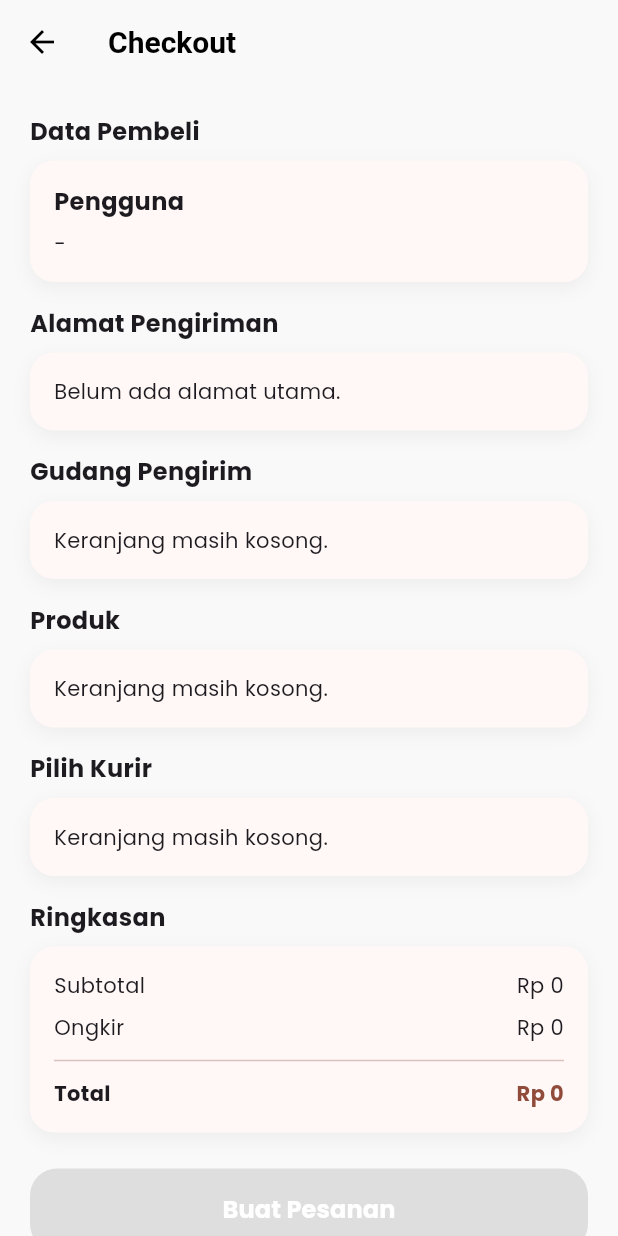
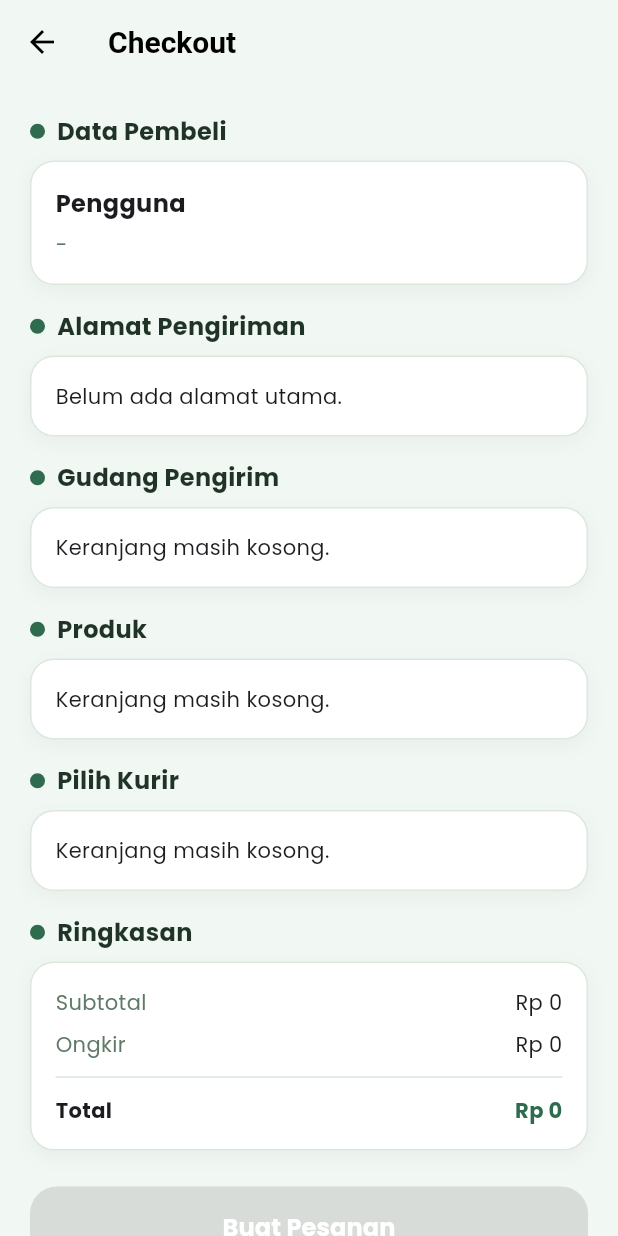
Before and after one commit to veo3yopi/herbal, a Flutter app: the CheckoutPage screen opened directly, on a phone screen of 412 x 824 dp. Run offline on Flutter 3.47's test engine with Material 3 defaults, Android fonts, the phone set to English and light mode, and no system bars; our stand-ins replace cool_alert, dio, flutter_html, geolocator, google_fonts, image_picker and 1 more; accounts and stored records are empty; project files that could hold a hidden picture were left out.

Commit message:
perbaikan tampilan  cehckout

```diff
--- a/lib/data/services/shipping_rate_service.dart
+++ b/lib/data/services/shipping_rate_service.dart
@@ -1,4 +1,5 @@
 import 'package:dio/dio.dart';
+import 'package:flutter/foundation.dart';
 
 import '../../core/app_config.dart';
 import '../models/shipping_rate_model.dart';
@@ -31,18 +32,26 @@ class ShippingRateService {
     required List<Map<String, dynamic>> items,
   }) async {
     try {
+      final payload = {
+        'address_id': addressId,
+        'items': items,
+        'package_type_id': 1,
+        'shipment_type': 'PICKUP',
+        'is_cod': false,
+        'is_use_insurance': false,
+        'include_flat_rate': true,
+      };
+      if (kDebugMode) {
+        debugPrint('[ShippingRate] baseUrl=${_dio.options.baseUrl}');
+        debugPrint('[ShippingRate] endpoint=/api/v1/ordereverpro/rates');
+        debugPrint('[ShippingRate] payload=$payload');
+        debugPrint(
+          '[ShippingRate] tokenPrefix=${token.length >= 10 ? token.substring(0, 10) : token}...',
+        );
+      }
       final response = await _dio.post(
         '/api/v1/ordereverpro/rates',
-        data: {
-          'address_id': addressId,
-          'items': items,
-          'package_type_id': 1,
-          'shipment_type': 'PICKUP',
-          'is_cod': false,
-          'is_use_insurance': false,
-          'include_flat_rate': true,
-          'logistic_codes': ['JNE', 'SICEPAT'],
-        },
+        data: payload,
         options: Options(
           headers: {
             'Accept': 'application/json',
@@ -61,8 +70,18 @@ class ShippingRateService {
       final rates = rateList
           .map((json) => ShippingRateModel.fromJson(json))
           .toList();
+      if (kDebugMode) {
+        debugPrint(
+          '[ShippingRate] warehouse=${warehouse?.name} rates=${rates.length}',
+        );
+      }
       return ShippingRateResponse(warehouse: warehouse, rates: rates);
     } on DioException catch (e) {
+      if (kDebugMode) {
+        debugPrint(
+          '[ShippingRate] error=${e.response?.statusCode} data=${e.response?.data}',
+        );
+      }
       throw Exception(e.response?.data['message'] ?? 'Gagal memuat ongkir');
     }
   }
--- a/lib/features/checkout/checkout_page.dart
+++ b/lib/features/checkout/checkout_page.dart
@@ -26,6 +26,8 @@ class _CheckoutPageState extends State<CheckoutPage> {
   WarehouseModel? _warehouse;
   bool _isLoadingRates = false;
   bool _isLoadingDialogShown = false;
+  bool _isLoadingDialogVisible = false;
+  int _loadingDialogToken = 0;
   String? _rateError;
   int? _lastRateAddressId;
 
@@ -42,7 +44,13 @@ class _CheckoutPageState extends State<CheckoutPage> {
 
   @override
   Widget build(BuildContext context) {
-    final theme = Theme.of(context);
+    const background = Color(0xFFF1F7F3);
+    const surface = Color(0xFFFFFFFF);
+    const surfaceBorder = Color(0xFFDCE8DE);
+    const primary = Color(0xFF2F6B4F);
+    const primarySoft = Color(0xFFE4F0E7);
+    const textPrimary = Color(0xFF1F3326);
+    const textMuted = Color(0xFF5E7A66);
     final formatter = NumberFormat.currency(
       locale: 'id',
       symbol: 'Rp ',
@@ -65,19 +73,26 @@ class _CheckoutPageState extends State<CheckoutPage> {
     final totalWithShipping = cartProvider.totalPrice + shippingCost;
 
     return Scaffold(
+      backgroundColor: background,
       appBar: AppBar(
         title: const Text('Checkout'),
-        foregroundColor: theme.colorScheme.onSurface,
+        foregroundColor: textPrimary,
         backgroundColor: Colors.transparent,
+        elevation: 0,
       ),
       body: SingleChildScrollView(
         padding: const EdgeInsets.all(20),
         child: Column(
           crossAxisAlignment: CrossAxisAlignment.start,
           children: [
-            _sectionTitle('Data Pembeli'),
+            _sectionTitle(
+              'Data Pembeli',
+              titleColor: textPrimary,
+              accentColor: primary,
+            ),
             _infoCard(
-              theme: theme,
+              background: surface,
+              borderColor: surfaceBorder,
               child: Column(
                 crossAxisAlignment: CrossAxisAlignment.start,
                 children: [
@@ -89,14 +104,22 @@ class _CheckoutPageState extends State<CheckoutPage> {
                     ),
                   ),
                   const SizedBox(height: 6),
-                  Text(user?['phone'] ?? '-'),
+                  Text(
+                    user?['phone'] ?? '-',
+                    style: const TextStyle(color: textMuted),
+                  ),
                 ],
               ),
             ),
             const SizedBox(height: 16),
-            _sectionTitle('Alamat Pengiriman'),
+            _sectionTitle(
+              'Alamat Pengiriman',
+              titleColor: textPrimary,
+              accentColor: primary,
+            ),
             _infoCard(
-              theme: theme,
+              background: surface,
+              borderColor: surfaceBorder,
               child: Builder(
                 builder: (_) {
                   if (addressProvider.isLoading) {
@@ -108,14 +131,19 @@ class _CheckoutPageState extends State<CheckoutPage> {
                   if (address == null) {
                     return const Text('Belum ada alamat utama.');
                   }
-                  return _addressView(address);
+                  return _addressView(address, textMuted: textMuted);
                 },
               ),
             ),
             const SizedBox(height: 16),
-            _sectionTitle('Gudang Pengirim'),
+            _sectionTitle(
+              'Gudang Pengirim',
+              titleColor: textPrimary,
+              accentColor: primary,
+            ),
             _infoCard(
-              theme: theme,
+              background: surface,
+              borderColor: surfaceBorder,
               child: Builder(
                 builder: (_) {
                   if (cartProvider.items.isEmpty) {
@@ -141,10 +169,14 @@ class _CheckoutPageState extends State<CheckoutPage> {
                         style: const TextStyle(fontWeight: FontWeight.bold),
                       ),
                       const SizedBox(height: 6),
-                      Text(_warehouse!.address),
+                      Text(
+                        _warehouse!.address,
+                        style: const TextStyle(color: textMuted),
+                      ),
                       const SizedBox(height: 6),
                       Text(
                         'Jarak: ${_warehouse!.distanceKm.toStringAsFixed(2)} km',
+                        style: const TextStyle(color: textMuted),
                       ),
                     ],
                   );
@@ -152,9 +184,14 @@ class _CheckoutPageState extends State<CheckoutPage> {
               ),
             ),
             const SizedBox(height: 16),
-            _sectionTitle('Produk'),
+            _sectionTitle(
+              'Produk',
+              titleColor: textPrimary,
+              accentColor: primary,
+            ),
             _infoCard(
-              theme: theme,
+              background: surface,
+              borderColor: surfaceBorder,
               child: cartProvider.items.isEmpty
                   ? const Text('Keranjang masih kosong.')
                   : Column(
@@ -175,7 +212,10 @@ class _CheckoutPageState extends State<CheckoutPage> {
                                   ),
                                 ),
                               ),
-                              Text('x$qty'),
+                              Text(
+                                'x$qty',
+                                style: const TextStyle(color: textMuted),
+                              ),
                               const SizedBox(width: 12),
                               Text(formatter.format(price * qty)),
                             ],
@@ -185,9 +225,14 @@ class _CheckoutPageState extends State<CheckoutPage> {
                     ),
             ),
             const SizedBox(height: 16),
-            _sectionTitle('Pilih Kurir'),
+            _sectionTitle(
+              'Pilih Kurir',
+              titleColor: textPrimary,
+              accentColor: primary,
+            ),
             _infoCard(
-              theme: theme,
+              background: surface,
+              borderColor: surfaceBorder,
               child: Builder(
                 builder: (_) {
                   if (cartProvider.items.isEmpty) {
@@ -223,12 +268,21 @@ class _CheckoutPageState extends State<CheckoutPage> {
                   return Column(
                     crossAxisAlignment: CrossAxisAlignment.start,
                     children: [
-                      ListTile(
-                        contentPadding: EdgeInsets.zero,
+                      Container(
+                        decoration: BoxDecoration(
+                          color: primarySoft,
+                          borderRadius: BorderRadius.circular(14),
+                        ),
+                        child: ListTile(
+                          contentPadding: const EdgeInsets.symmetric(
+                            horizontal: 14,
+                            vertical: 6,
+                          ),
                           title: Text(
                             _selectedRate == null
                                 ? 'Pilih kurir'
                                 : '${_selectedRate!.logisticName} - ${_selectedRate!.rateName}',
+                            style: const TextStyle(fontWeight: FontWeight.w600),
                           ),
                           subtitle: _selectedRate == null
                               ? null
@@ -238,12 +292,18 @@ class _CheckoutPageState extends State<CheckoutPage> {
                                     _selectedRate!.maxDuration,
                                     _selectedRate!.durationType,
                                   ),
+                                  style: const TextStyle(color: textMuted),
                                 ),
                           trailing: Row(
                             mainAxisSize: MainAxisSize.min,
                             children: [
                               if (_selectedRate != null)
-                              Text(formatter.format(_selectedRate!.price)),
+                                Text(
+                                  formatter.format(_selectedRate!.price),
+                                  style: const TextStyle(
+                                    fontWeight: FontWeight.w600,
+                                  ),
+                                ),
                               const SizedBox(width: 8),
                               const Icon(Icons.arrow_forward_ios, size: 16),
                             ],
@@ -262,23 +322,38 @@ class _CheckoutPageState extends State<CheckoutPage> {
                             setState(() => _selectedRate = selected);
                           },
                         ),
+                      ),
                       if (_selectedRate == null)
-                        const Text('Belum ada kurir dipilih.'),
+                        const Padding(
+                          padding: EdgeInsets.only(top: 10),
+                          child: Text(
+                            'Belum ada kurir dipilih.',
+                            style: TextStyle(color: textMuted),
+                          ),
+                        ),
                     ],
                   );
                 },
               ),
             ),
             const SizedBox(height: 16),
-            _sectionTitle('Ringkasan'),
+            _sectionTitle(
+              'Ringkasan',
+              titleColor: textPrimary,
+              accentColor: primary,
+            ),
             _infoCard(
-              theme: theme,
+              background: surface,
+              borderColor: surfaceBorder,
               child: Column(
                 children: [
                   Row(
                     mainAxisAlignment: MainAxisAlignment.spaceBetween,
                     children: [
-                      const Text('Subtotal'),
+                      const Text(
+                        'Subtotal',
+                        style: TextStyle(color: textMuted),
+                      ),
                       Text(formatter.format(cartProvider.totalPrice)),
                     ],
                   ),
@@ -286,11 +361,14 @@ class _CheckoutPageState extends State<CheckoutPage> {
                   Row(
                     mainAxisAlignment: MainAxisAlignment.spaceBetween,
                     children: [
-                      const Text('Ongkir'),
+                      const Text(
+                        'Ongkir',
+                        style: TextStyle(color: textMuted),
+                      ),
                       Text(formatter.format(shippingCost)),
                     ],
                   ),
-                  const Divider(height: 24),
+                  const Divider(height: 24, color: surfaceBorder),
                   Row(
                     mainAxisAlignment: MainAxisAlignment.spaceBetween,
                     children: [
@@ -302,7 +380,7 @@ class _CheckoutPageState extends State<CheckoutPage> {
                         formatter.format(totalWithShipping),
                         style: TextStyle(
                           fontWeight: FontWeight.bold,
-                          color: theme.colorScheme.primary,
+                          color: primary,
                         ),
                       ),
                     ],
@@ -329,10 +407,11 @@ class _CheckoutPageState extends State<CheckoutPage> {
                         Navigator.pop(context);
                       },
                 style: ElevatedButton.styleFrom(
-                  backgroundColor: theme.colorScheme.primary,
+                  backgroundColor: primary,
                   shape: RoundedRectangleBorder(
                     borderRadius: BorderRadius.circular(18),
                   ),
+                  elevation: 0,
                 ),
                 child: const Text(
                   'Buat Pesanan',
@@ -358,26 +437,52 @@ class _CheckoutPageState extends State<CheckoutPage> {
     );
   }
 
-  Widget _sectionTitle(String text) {
+  Widget _sectionTitle(
+    String text, {
+    required Color titleColor,
+    required Color accentColor,
+  }) {
     return Padding(
       padding: const EdgeInsets.only(bottom: 8),
-      child: Text(
+      child: Row(
+        children: [
+          Container(
+            width: 10,
+            height: 10,
+            margin: const EdgeInsets.only(right: 8),
+            decoration: BoxDecoration(
+              color: accentColor,
+              shape: BoxShape.circle,
+            ),
+          ),
+          Text(
             text,
-        style: const TextStyle(fontWeight: FontWeight.bold, fontSize: 16),
+            style: TextStyle(
+              fontWeight: FontWeight.bold,
+              fontSize: 16,
+              color: titleColor,
+            ),
+          ),
+        ],
       ),
     );
   }
 
-  Widget _infoCard({required Widget child, required ThemeData theme}) {
+  Widget _infoCard({
+    required Widget child,
+    required Color background,
+    required Color borderColor,
+  }) {
     return Container(
       width: double.infinity,
       padding: const EdgeInsets.all(16),
       decoration: BoxDecoration(
-        color: theme.cardColor,
+        color: background,
         borderRadius: BorderRadius.circular(16),
+        border: Border.all(color: borderColor),
         boxShadow: [
           BoxShadow(
-            color: Colors.black.withValues(alpha: 0.05),
+            color: Colors.black.withValues(alpha: 0.04),
             blurRadius: 10,
             offset: const Offset(0, 4),
           ),
@@ -466,20 +571,35 @@ class _CheckoutPageState extends State<CheckoutPage> {
   void _showLoadingDialog() {
     if (!mounted || _isLoadingDialogShown) return;
     _isLoadingDialogShown = true;
+    final token = ++_loadingDialogToken;
     WidgetsBinding.instance.addPostFrameCallback((_) {
-      if (!mounted || !_isLoadingDialogShown) return;
+      if (!mounted || !_isLoadingDialogShown || _loadingDialogToken != token) {
+        return;
+      }
+      if (!_isLoadingRates) {
+        _isLoadingDialogShown = false;
+        return;
+      }
+      _isLoadingDialogVisible = true;
       CoolAlert.show(
         context: context,
         type: CoolAlertType.loading,
         barrierDismissible: false,
         text: 'Mencari gudang terdekat untuk alamat pengiriman...',
-      );
+      ).whenComplete(() {
+        if (mounted) {
+          _isLoadingDialogVisible = false;
+        }
+      });
     });
   }
 
   void _hideLoadingDialog() {
-    if (!mounted || !_isLoadingDialogShown) return;
+    if (!mounted) return;
     _isLoadingDialogShown = false;
+    _loadingDialogToken++;
+    if (!_isLoadingDialogVisible) return;
+    _isLoadingDialogVisible = false;
     WidgetsBinding.instance.addPostFrameCallback((_) {
       if (!mounted) return;
       final navigator = Navigator.of(context, rootNavigator: true);
@@ -489,7 +609,7 @@ class _CheckoutPageState extends State<CheckoutPage> {
     });
   }
 
-  Widget _addressView(AddressModel address) {
+  Widget _addressView(AddressModel address, {required Color textMuted}) {
     return Column(
       crossAxisAlignment: CrossAxisAlignment.start,
       children: [
@@ -498,12 +618,18 @@ class _CheckoutPageState extends State<CheckoutPage> {
           style: const TextStyle(fontWeight: FontWeight.bold),
         ),
         const SizedBox(height: 6),
-        Text(address.recipientName),
-        Text(address.phoneNumber),
+        Text(address.recipientName, style: TextStyle(color: textMuted)),
+        Text(address.phoneNumber, style: TextStyle(color: textMuted)),
         const SizedBox(height: 6),
-        Text(address.addressLine),
-        Text('${address.districtName}, ${address.cityName}'),
-        Text('${address.provinceName} ${address.postalCode}'),
+        Text(address.addressLine, style: TextStyle(color: textMuted)),
+        Text(
+          '${address.districtName}, ${address.cityName}',
+          style: TextStyle(color: textMuted),
+        ),
+        Text(
+          '${address.provinceName} ${address.postalCode}',
+          style: TextStyle(color: textMuted),
+        ),
       ],
     );
   }
```
Lines whose indentation alone changed are shown as unchanged.
